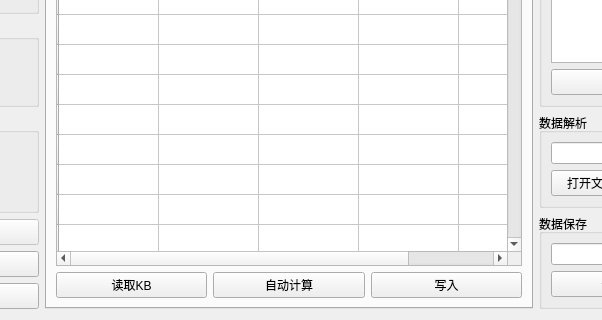
The window that qtproj/widget.ui (Fboxtt/qt_proj) describes before a commit, drawn with Qt 5; both pictures show x 300 to 902 and y 324 to 644 of the 1178 by 644 pixel window.
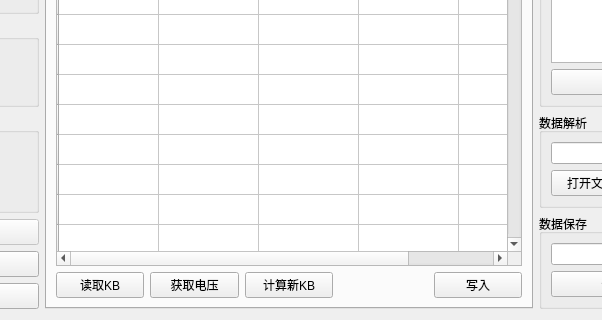
The same window after the commit.

Commit message: 解决点击写入闪退

Patch:
```diff
--- a/qtproj/widget.ui
+++ b/qtproj/widget.ui
@@ -595,6 +595,13 @@
        <string>校准模块</string>
       </attribute>
       <layout class="QGridLayout" name="gridLayout_18">
+       <item row="1" column="4">
+        <widget class="QPushButton" name="pushButton_10">
+         <property name="text">
+          <string>写入</string>
+         </property>
+        </widget>
+       </item>
        <item row="1" column="0">
         <widget class="QPushButton" name="getKB">
          <property name="text">
@@ -602,21 +609,14 @@
          </property>
         </widget>
        </item>
-       <item row="1" column="1">
-        <widget class="QPushButton" name="pushButton_9">
-         <property name="text">
-          <string>自动计算</string>
-         </property>
-        </widget>
-       </item>
        <item row="1" column="2">
-        <widget class="QPushButton" name="pushButton_10">
+        <widget class="QPushButton" name="pushButton_9">
          <property name="text">
-          <string>写入</string>
+          <string>计算新KB</string>
          </property>
         </widget>
        </item>
-       <item row="0" column="0" colspan="3">
+       <item row="0" column="0" colspan="5">
         <widget class="QTableWidget" name="tableWidget_2">
          <row>
           <property name="text">
@@ -835,6 +835,13 @@
          </column>
         </widget>
        </item>
+       <item row="1" column="1">
+        <widget class="QPushButton" name="pushButton_6">
+         <property name="text">
+          <string>获取电压</string>
+         </property>
+        </widget>
+       </item>
       </layout>
      </widget>
     </widget>
```
The commit also changes 1 other file.
